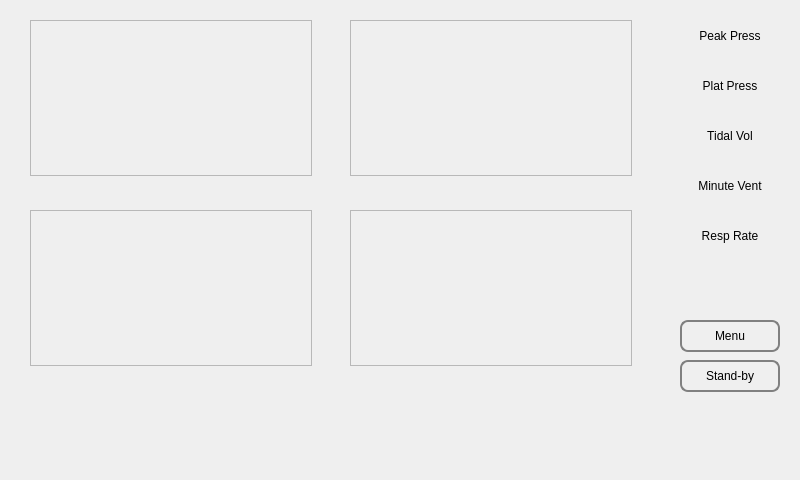
The window that JoesPrototypes/JamventDemoXCompile/MainWidget.ui (GlobalVent/prototypes) describes before a commit, drawn with Qt 5.
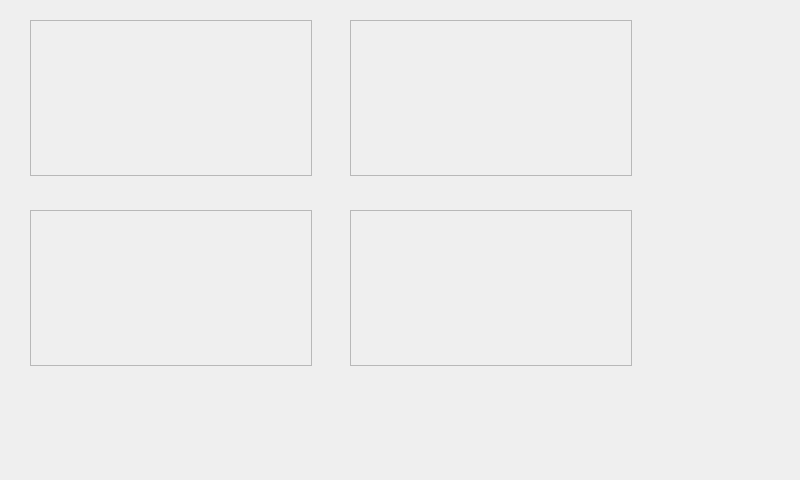
The same window after the commit.

Commit message: Add PushbuttonWidget. Put data display elements and buttons in layouts. Use LableledDataWidget for display elements.

Patch:
```diff
--- a/JoesPrototypes/JamventDemoXCompile/MainWidget.ui
+++ b/JoesPrototypes/JamventDemoXCompile/MainWidget.ui
@@ -203,110 +203,24 @@
     <property name="lineWidth">
      <number>0</number>
     </property>
-    <widget class="QLabel" name="peakPressLabel">
+    <widget class="QWidget" name="dataGroupWidget" native="true">
      <property name="geometry">
       <rect>
-       <x>20</x>
-       <y>20</y>
-       <width>100</width>
-       <height>32</height>
+       <x>0</x>
+       <y>0</y>
+       <width>140</width>
+       <height>400</height>
       </rect>
      </property>
-     <property name="text">
-      <string>Peak Press</string>
-     </property>
-     <property name="alignment">
-      <set>Qt::AlignCenter</set>
-     </property>
     </widget>
-    <widget class="QLabel" name="platPressLabel">
+    <widget class="QWidget" name="buttonGroupWidget" native="true">
      <property name="geometry">
       <rect>
-       <x>20</x>
-       <y>70</y>
-       <width>100</width>
-       <height>32</height>
+       <x>0</x>
+       <y>0</y>
+       <width>140</width>
+       <height>400</height>
       </rect>
-     </property>
-     <property name="text">
-      <string>Plat Press</string>
-     </property>
-     <property name="alignment">
-      <set>Qt::AlignCenter</set>
-     </property>
-    </widget>
-    <widget class="QLabel" name="tidalVolLabel">
-     <property name="geometry">
-      <rect>
-       <x>20</x>
-       <y>120</y>
-       <width>100</width>
-       <height>32</height>
-      </rect>
-     </property>
-     <property name="text">
-      <string>Tidal Vol</string>
-     </property>
-     <property name="alignment">
-      <set>Qt::AlignCenter</set>
-     </property>
-    </widget>
-    <widget class="QLabel" name="minuteVentLabel">
-     <property name="geometry">
-      <rect>
-       <x>20</x>
-       <y>170</y>
-       <width>100</width>
-       <height>32</height>
-      </rect>
-     </property>
-     <property name="text">
-      <string>Minute Vent</string>
-     </property>
-     <property name="alignment">
-      <set>Qt::AlignCenter</set>
-     </property>
-    </widget>
-    <widget class="QLabel" name="respRateLabel">
-     <property name="geometry">
-      <rect>
-       <x>20</x>
-       <y>220</y>
-       <width>100</width>
-       <height>32</height>
-      </rect>
-     </property>
-     <property name="text">
-      <string>Resp Rate</string>
-     </property>
-     <property name="alignment">
-      <set>Qt::AlignCenter</set>
-     </property>
-    </widget>
-    <widget class="QPushButton" name="menuButton">
-     <property name="geometry">
-      <rect>
-       <x>20</x>
-       <y>320</y>
-       <width>100</width>
-       <height>32</height>
-      </rect>
-     </property>
-     <property name="text">
-      <string>Menu</string>
-     </property>
-    </widget>
-    <widget class="QPushButton" name="standbyButton">
-     <property name="geometry">
-      <rect>
-       <x>20</x>
-       <y>360</y>
-       <width>100</width>
-       <height>32</height>
-      </rect>
-     </property>
-     <property name="text">
-      <string>Stand-by</string>
      </property>
     </widget>
    </widget>
```
Left out of the diff: 5 changed lines with no effect on the pictures. The commit also changes 9 other files.
